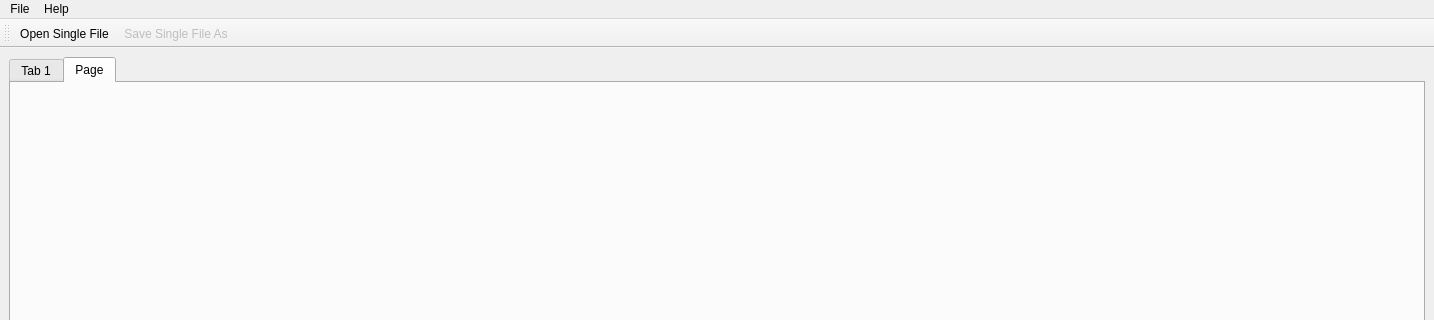
This is branches/GoFigure2Beta/Code/GUI/src/go.ui in gofigure2/GoFigure2 as Qt 5 draws it before an edit; both pictures show x 0 to 1434 and y 0 to 320 of the 1434 by 826 pixel window. The edited form follows.
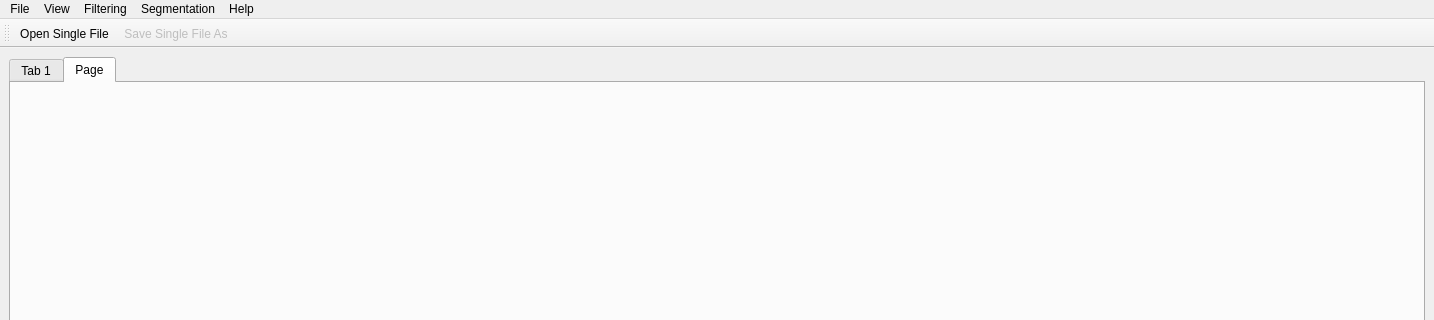
This is the edited form. Icons and pictures are not drawn.

```diff
--- a/branches/GoFigure2Beta/Code/GUI/src/go.ui
+++ b/branches/GoFigure2Beta/Code/GUI/src/go.ui
@@ -121,7 +121,25 @@
     <addaction name="actionUser_mailing_list"/>
     <addaction name="actionDeveloper_mailing_list"/>
    </widget>
+   <widget class="QMenu" name="menuView">
+    <property name="title">
+     <string>View</string>
+    </property>
+   </widget>
+   <widget class="QMenu" name="menuFiltering">
+    <property name="title">
+     <string>Filtering</string>
+    </property>
+   </widget>
+   <widget class="QMenu" name="menuSegmentation">
+    <property name="title">
+     <string>Segmentation</string>
+    </property>
+   </widget>
    <addaction name="menuFile"/>
+   <addaction name="menuView"/>
+   <addaction name="menuFiltering"/>
+   <addaction name="menuSegmentation"/>
    <addaction name="menuHelp"/>
   </widget>
   <widget class="QStatusBar" name="statusbar">
```
